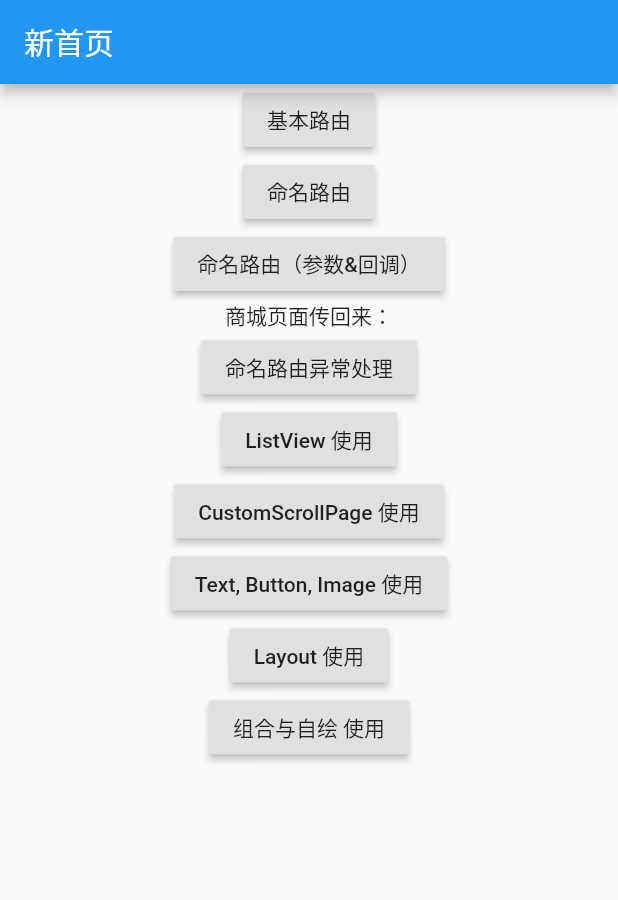
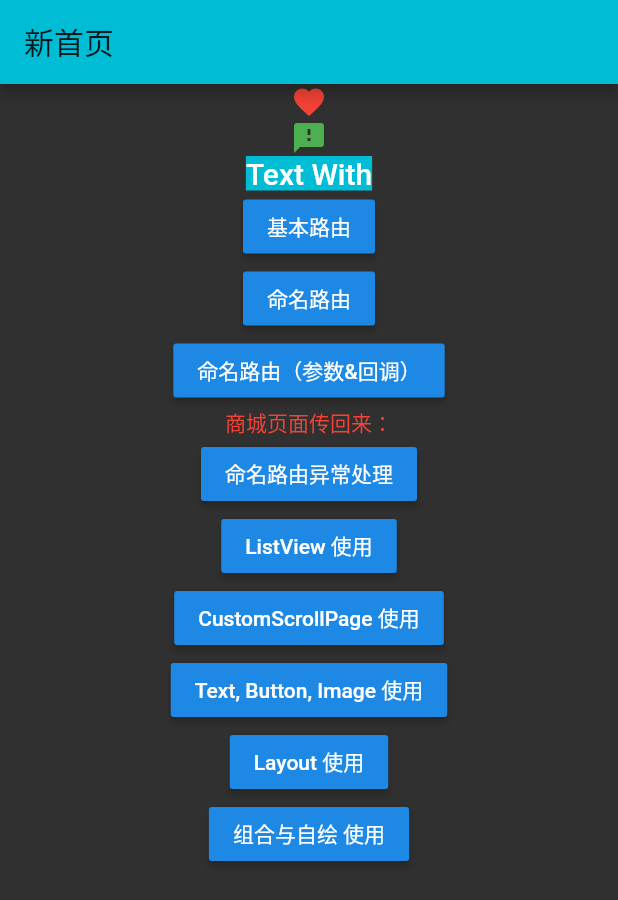
Before and after one commit to geeklyc/flutterDemo, a Flutter app: the screen it shows after launch, on a phone screen of 412 x 824 dp. Shown: the top 900 px of the screen. Run offline on Flutter 3.47's test engine with Material 2 defaults, Android fonts, the phone set to English and light mode, and no system bars; our stand-ins replace cached_network_image.

Commit message:
【新增】主题使用

```diff
--- a/lib/HomePage.dart
+++ b/lib/HomePage.dart
@@ -17,6 +17,21 @@ class _HomePage extends State<HomePage> {
       body: Center(
           child: Column(
             children: <Widget>[
+              Theme(
+                data: ThemeData(iconTheme: IconThemeData(color: Colors.red)),
+                child: Icon(Icons.favorite),
+              ),
+              Theme(
+                data: Theme.of(context).copyWith(iconTheme: IconThemeData(color: Colors.green)),
+                child: Icon(Icons.feedback),
+              ),
+              Container(
+                color: Theme.of(context).primaryColor,
+                child: Text(
+                  'Text With',
+                  style: Theme.of(context).textTheme.title,
+                ),
+              ),
               RaisedButton(
                 child: Text('基本路由'),
                 onPressed: () => Navigator.push(
--- a/lib/main.dart
+++ b/lib/main.dart
@@ -17,7 +17,12 @@ class MyApp extends StatelessWidget {
     return MaterialApp(
       title: 'Flutter Demo',
       theme: ThemeData(
-        primarySwatch: Colors.blue,
+        brightness: Brightness.dark,
+        accentColor: Colors.black,
+        primaryColor: Colors.cyan,
+        iconTheme: IconThemeData(color: Colors.yellow),
+        textTheme: TextTheme(body1: TextStyle(color: Colors.red))
+//        primarySwatch: Colors.blue,
       ),
       routes: {
         "mallPage": (context) => MallPage(title: '商城首页',),
```
